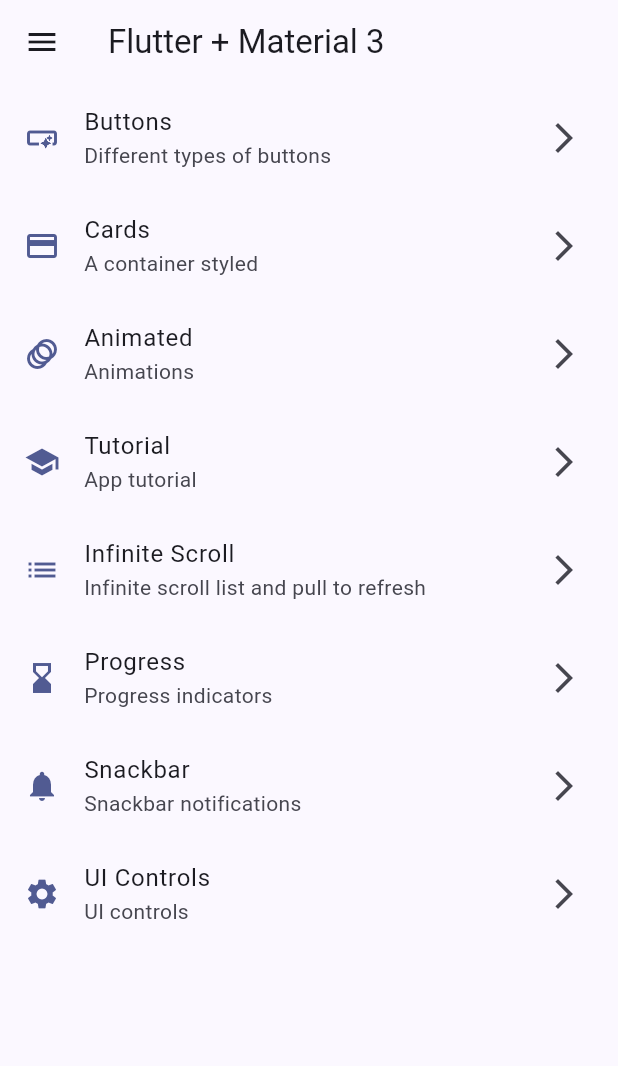
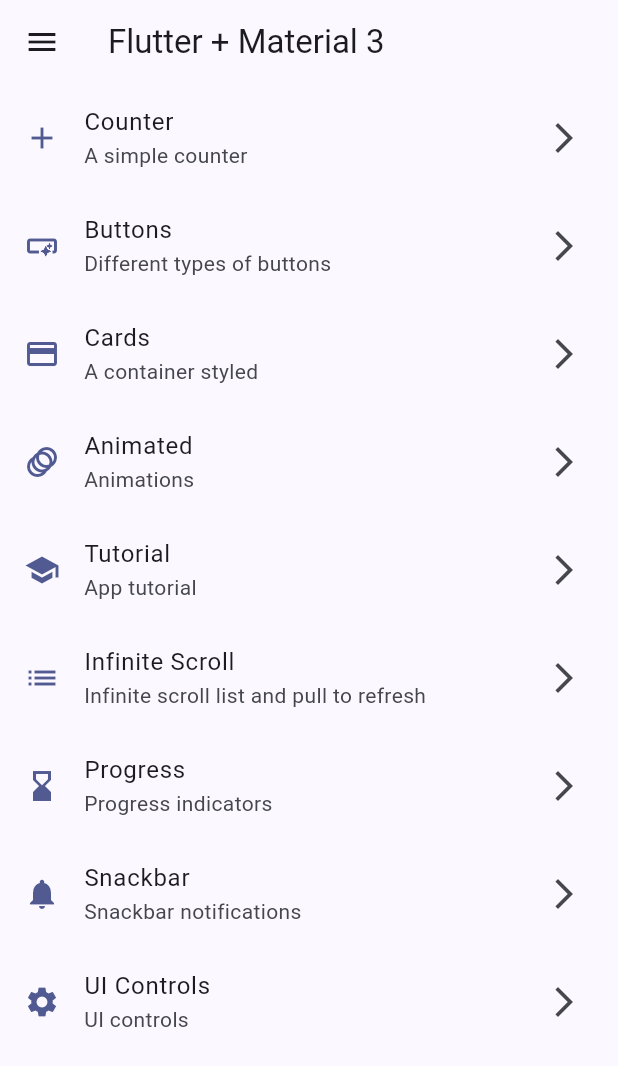
Before and after one commit to franzcmarcelo/flutter_widgets_app, a Flutter app: the screen it shows after launch, on a phone screen of 412 x 824 dp. Shown: the top 1066 px of the screen. Run offline on Flutter 3.47's test engine with Material 3 defaults, Android fonts, the phone set to English and light mode, and no system bars; our stand-ins replace animate_do, flutter_riverpod, go_router; statements that could not run were skipped.

```diff
--- a/lib/config/menu/menu_items.dart
+++ b/lib/config/menu/menu_items.dart
@@ -16,6 +16,12 @@ class MenuItem {
 }
 
 const List<MenuItem> appMenuItems = [
+  MenuItem(
+    title: 'Counter',
+    subTitle: 'A simple counter',
+    route: CounterScreen.name,
+    icon: Icons.add,
+  ),
   MenuItem(
     title: 'Buttons',
     subTitle: 'Different types of buttons',
--- a/lib/config/router/app_router.dart
+++ b/lib/config/router/app_router.dart
@@ -8,6 +8,11 @@ final appRouter = GoRouter(
       path: '/',
       name: HomeScreen.name,
       builder: (context, state) => const HomeScreen(),
+    ),
+    GoRoute(
+      path: '/counter',
+      name: CounterScreen.name,
+      builder: (context, state) => const CounterScreen(),
     ),
     GoRoute(
       path: '/buttons',
--- /dev/null
+++ b/lib/presentations/providers/counter_provider.dart
@@ -0,0 +1,3 @@
+import 'package:flutter_riverpod/flutter_riverpod.dart';
+
+final counterProvider = StateProvider<int>((ref) => 0);
--- a/lib/presentations/screens/screens.dart
+++ b/lib/presentations/screens/screens.dart
@@ -7,3 +7,4 @@ export 'package:flutter_widgets_app/presentations/screens/infinite_scroll/infini
 export 'package:flutter_widgets_app/presentations/screens/progress/progress_screen.dart';
 export 'package:flutter_widgets_app/presentations/screens/snackbar/snackbar_screen.dart';
 export 'package:flutter_widgets_app/presentations/screens/ui_controls/ui_controls_screen.dart';
+export 'package:flutter_widgets_app/presentations/screens/counter/counter_screen.dart';
--- a/pubspec.yaml
+++ b/pubspec.yaml
@@ -10,6 +10,7 @@ dependencies:
   animate_do: ^3.3.4
   flutter:
     sdk: flutter
+  flutter_riverpod: ^2.5.1
   go_router: ^13.2.2
 
 dev_dependencies:
```
Also changed, not shown: lib/main.dart (+6 -1 lines), lib/presentations/screens/counter/counter_screen.dart (added, +53 -0 lines), pubspec.lock.
